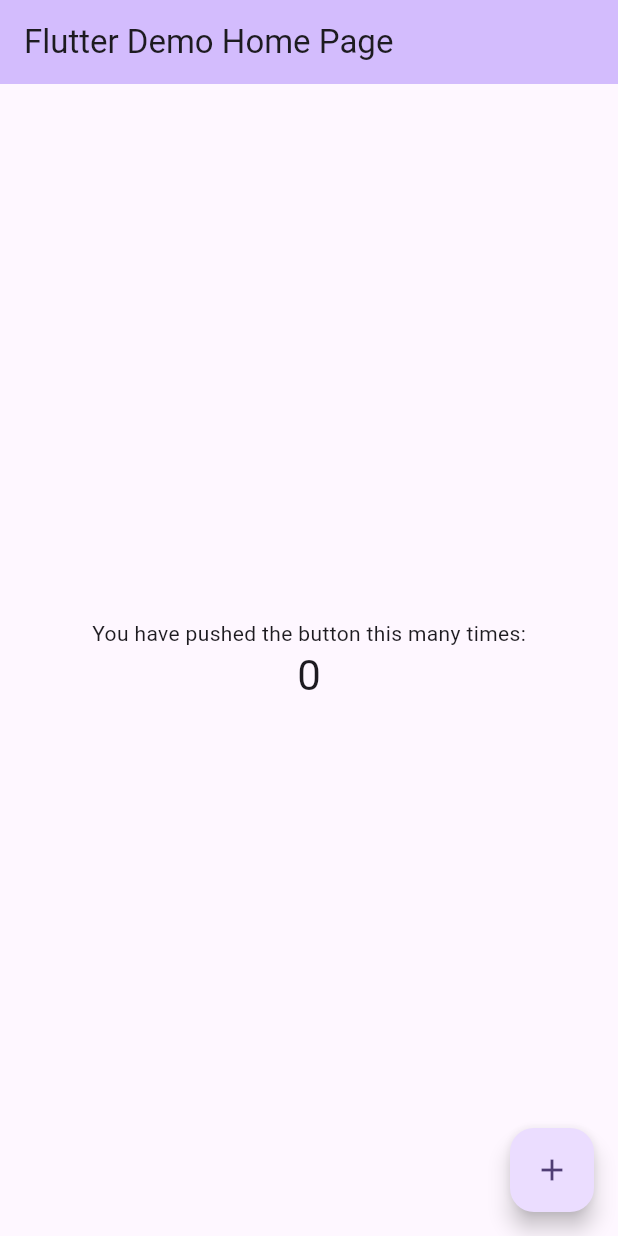
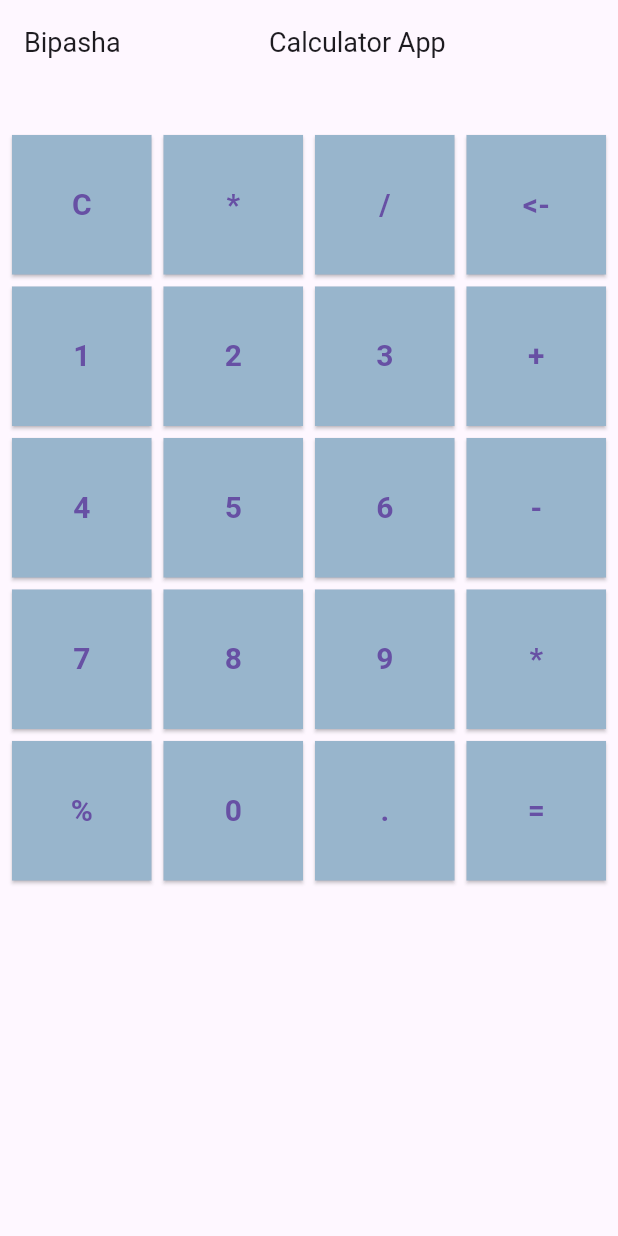
Before and after one commit to Bipasha1234/calcApp, a Flutter app: the screen it shows after launch, on a phone screen of 412 x 824 dp. Run offline on Flutter 3.47's test engine with Material 3 defaults, Android fonts, the phone set to English and light mode, and no system bars.

Commit message:
Added calculator functionality and updated UI

```diff
--- a/lib/main.dart
+++ b/lib/main.dart
@@ -1,125 +1,21 @@
-import 'package:flutter/material.dart';
+import 'package:calculator_app/view/calculator_view.dart';
+import 'package:flutter/material.dart';// Adjust the import based on your file structure
 
 void main() {
-  runApp(const MyApp());
+  runApp(const CalculatorApp());
 }
 
-class MyApp extends StatelessWidget {
-  const MyApp({super.key});
+class CalculatorApp extends StatelessWidget {
+  const CalculatorApp({super.key});
 
-  // This widget is the root of your application.
   @override
   Widget build(BuildContext context) {
     return MaterialApp(
-      title: 'Flutter Demo',
+      title: 'Calculator App',
       theme: ThemeData(
-        // This is the theme of your application.
-        //
-        // TRY THIS: Try running your application with "flutter run". You'll see
-        // the application has a purple toolbar. Then, without quitting the app,
-        // try changing the seedColor in the colorScheme below to Colors.green
-        // and then invoke "hot reload" (save your changes or press the "hot
-        // reload" button in a Flutter-supported IDE, or press "r" if you used
-        // the command line to start the app).
-        //
-        // Notice that the counter didn't reset back to zero; the application
-        // state is not lost during the reload. To reset the state, use hot
-        // restart instead.
-        //
-        // This works for code too, not just values: Most code changes can be
-        // tested with just a hot reload.
-        colorScheme: ColorScheme.fromSeed(seedColor: Colors.deepPurple),
-        useMaterial3: true,
+        primarySwatch: Colors.blue,
       ),
-      home: const MyHomePage(title: 'Flutter Demo Home Page'),
+      home: const CalculatorView(),
     );
   }
 }
-
-class MyHomePage extends StatefulWidget {
-  const MyHomePage({super.key, required this.title});
-
-  // This widget is the home page of your application. It is stateful, meaning
-  // that it has a State object (defined below) that contains fields that affect
-  // how it looks.
-
-  // This class is the configuration for the state. It holds the values (in this
-  // case the title) provided by the parent (in this case the App widget) and
-  // used by the build method of the State. Fields in a Widget subclass are
-  // always marked "final".
-
-  final String title;
-
-  @override
-  State<MyHomePage> createState() => _MyHomePageState();
-}
-
-class _MyHomePageState extends State<MyHomePage> {
-  int _counter = 0;
-
-  void _incrementCounter() {
-    setState(() {
-      // This call to setState tells the Flutter framework that something has
-      // changed in this State, which causes it to rerun the build method below
-      // so that the display can reflect the updated values. If we changed
-      // _counter without calling setState(), then the build method would not be
-      // called again, and so nothing would appear to happen.
-      _counter++;
-    });
-  }
-
-  @override
-  Widget build(BuildContext context) {
-    // This method is rerun every time setState is called, for instance as done
-    // by the _incrementCounter method above.
-    //
-    // The Flutter framework has been optimized to make rerunning build methods
-    // fast, so that you can just rebuild anything that needs updating rather
-    // than having to individually change instances of widgets.
-    return Scaffold(
-      appBar: AppBar(
-        // TRY THIS: Try changing the color here to a specific color (to
-        // Colors.amber, perhaps?) and trigger a hot reload to see the AppBar
-        // change color while the other colors stay the same.
-        backgroundColor: Theme.of(context).colorScheme.inversePrimary,
-        // Here we take the value from the MyHomePage object that was created by
-        // the App.build method, and use it to set our appbar title.
-        title: Text(widget.title),
-      ),
-      body: Center(
-        // Center is a layout widget. It takes a single child and positions it
-        // in the middle of the parent.
-        child: Column(
-          // Column is also a layout widget. It takes a list of children and
-          // arranges them vertically. By default, it sizes itself to fit its
-          // children horizontally, and tries to be as tall as its parent.
-          //
-          // Column has various properties to control how it sizes itself and
-          // how it positions its children. Here we use mainAxisAlignment to
-          // center the children vertically; the main axis here is the vertical
-          // axis because Columns are vertical (the cross axis would be
-          // horizontal).
-          //
-          // TRY THIS: Invoke "debug painting" (choose the "Toggle Debug Paint"
-          // action in the IDE, or press "p" in the console), to see the
-          // wireframe for each widget.
-          mainAxisAlignment: MainAxisAlignment.center,
-          children: <Widget>[
-            const Text(
-              'You have pushed the button this many times:',
-            ),
-            Text(
-              '$_counter',
-              style: Theme.of(context).textTheme.headlineMedium,
-            ),
-          ],
-        ),
-      ),
-      floatingActionButton: FloatingActionButton(
-        onPressed: _incrementCounter,
-        tooltip: 'Increment',
-        child: const Icon(Icons.add),
-      ), // This trailing comma makes auto-formatting nicer for build methods.
-    );
-  }
-}
--- /dev/null
+++ b/lib/view/calculator_view.dart
@@ -0,0 +1,206 @@
+import 'package:flutter/material.dart';
+
+class CalculatorView extends StatefulWidget {
+  const CalculatorView({super.key});
+
+  @override
+  State<CalculatorView> createState() => _CalculatorViewState();
+}
+
+class _CalculatorViewState extends State<CalculatorView> {
+  final _textController = TextEditingController();
+  List<String> lstSymbols = [
+    "C",
+    "*",
+    "/",
+    "<-",
+    "1",
+    "2",
+    "3",
+    "+",
+    "4",
+    "5",
+    "6",
+    "-",
+    "7",
+    "8",
+    "9",
+    "*",
+    "%",
+    "0",
+    ".",
+    "=",
+  ];
+
+  String input = "";
+  double? firstOperand;
+  double? secondOperand;
+  String? operation;
+  String history = ""; // Store the history in a single string
+
+  void _onButtonPressed(String symbol) {
+    setState(() {
+      if (symbol == "C") {
+        // Clear the input and history
+        input = "";
+        firstOperand = null;
+        secondOperand = null;
+        operation = null;
+        history = ""; // Reset history
+      } else if (symbol == "<-") {
+        // Backspace
+        if (input.isNotEmpty) {
+          input = input.substring(0, input.length - 1);
+        }
+      } else if (symbol == "=") {
+        // Calculate the result
+        if (firstOperand != null && operation != null && input.isNotEmpty) {
+          secondOperand = double.tryParse(input);
+          if (secondOperand != null) {
+            String result = "";
+            switch (operation) {
+              case "+":
+                result = (firstOperand! + secondOperand!).toString();
+                break;
+              case "-":
+                result = (firstOperand! - secondOperand!).toString();
+                break;
+              case "*":
+                result = (firstOperand! * secondOperand!).toString();
+                break;
+              case "/":
+                result = secondOperand != 0
+                    ? (firstOperand! / secondOperand!).toString()
+                    : "Error";
+                break;
+              case "%":
+                result = (firstOperand! % secondOperand!).toString();
+                break;
+              default:
+                break;
+            }
+            // Add to history
+            history += "$firstOperand $operation $secondOperand = $result\n";
+            input = result;
+          }
+          firstOperand = null;
+          operation = null;
+        }
+      } else if (["+", "-", "*", "/", "%"].contains(symbol)) {
+        // Handle operators
+        if (input.isNotEmpty) {
+          firstOperand = double.tryParse(input);
+          operation = symbol;
+          input = "";
+        }
+      } else {
+        // Append numbers and decimal point
+        input += symbol;
+      }
+      // Update the text field to show both history and current input
+      _textController.text = _buildTextWithHistory();
+      // Ensure the cursor stays at the end
+      _textController.selection = TextSelection.fromPosition(TextPosition(offset: _textController.text.length));
+    });
+  }
+
+  // Helper function to build the text with history and input in different styles
+  String _buildTextWithHistory() {
+    String resultText = history;
+    String inputText = input;
+
+    // Display the history in smaller size and the result in a larger size
+    return resultText + "\n" + inputText;
+  }
+
+  @override
+  Widget build(BuildContext context) {
+    return Scaffold(
+      appBar: AppBar(
+        title: Row(
+          mainAxisAlignment: MainAxisAlignment.center,
+          children: const [
+            Text(
+              'Bipasha',
+              style: TextStyle(fontSize: 18),
+            ),
+            Spacer(), // Pushes "Calculator App" to the center
+            Text(
+              'Calculator App',
+              style: TextStyle(fontSize: 18),
+            ),
+            Spacer(), // Maintains symmetry
+          ],
+        ),
+      ),
+      body: Padding(
+        padding: const EdgeInsets.all(8.0),
+        child: Column(
+          children: [
+            // Use Align widget to align text to the right
+            Align(
+              alignment: Alignment.centerRight,
+              child: RichText(
+                text: TextSpan(
+                  children: [
+                    TextSpan(
+                      text: history, // History in small font
+                      style: const TextStyle(
+                        fontSize: 20,
+                        color: Colors.black,
+                      ),
+                    ),
+                    TextSpan(
+                      text: "\n", // Add space between history and input
+                      style: const TextStyle(
+                        fontSize: 10,
+                        color: Colors.black,
+                      ),
+                    ),
+                    TextSpan(
+                      text: input, // Input in larger font
+                      style: const TextStyle(
+                        fontSize: 30,
+                        fontWeight: FontWeight.bold,
+                        color: Colors.black,
+                      ),
+                    ),
+                  ],
+                ),
+              ),
+            ),
+            const SizedBox(height: 2),
+            Expanded(
+              child: GridView.builder(
+                gridDelegate: const SliverGridDelegateWithFixedCrossAxisCount(
+                  crossAxisCount: 4,
+                  crossAxisSpacing: 8.0,
+                  mainAxisSpacing: 8.0,
+                ),
+                itemCount: lstSymbols.length,
+                itemBuilder: (context, index) {
+                  return ElevatedButton(
+                    style: ElevatedButton.styleFrom(
+                      backgroundColor: const Color.fromARGB(255, 152, 181, 204),
+                      shape: RoundedRectangleBorder(
+                        borderRadius: BorderRadius.circular(0),
+                      ),
+                    ),
+                    onPressed: () => _onButtonPressed(lstSymbols[index]),
+                    child: Text(
+                      lstSymbols[index],
+                      style: const TextStyle(
+                        fontSize: 20,
+                        fontWeight: FontWeight.bold,
+                      ),
+                    ),
+                  );
+                },
+              ),
+            ),
+          ],
+        ),
+      ),
+    );
+  }
+}
```
